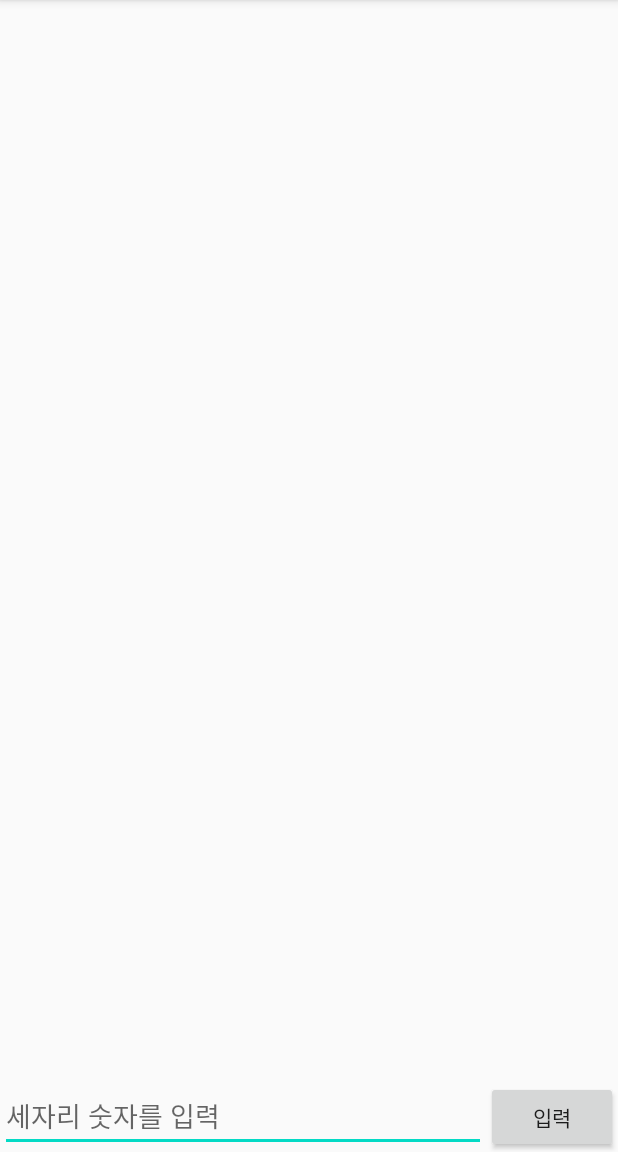
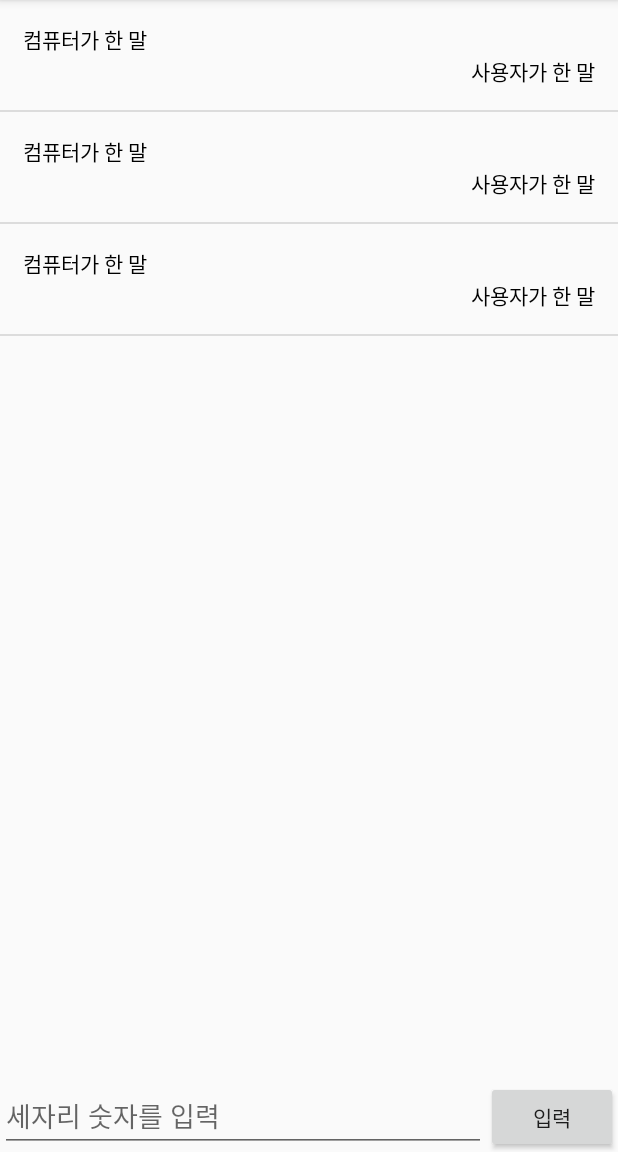
Before and after one commit to cho881020/NumberBaseBallGame_20200611, an Android app: the screen it shows after launch (MainActivity), on a phone screen of 412 x 824 dp, the part 84-1236 px from its top. Run offline under Robolectric (Android 15) with nearby library versions, the phone set to English and light mode, and no system bars.

Commit message:
어댑터 / 리스트뷰 연결

```diff
--- a/app/src/main/java/kr/co/tjoeun/numberbaseballgame_20200611/MainActivity.kt
+++ b/app/src/main/java/kr/co/tjoeun/numberbaseballgame_20200611/MainActivity.kt
@@ -3,6 +3,8 @@ package kr.co.tjoeun.numberbaseballgame_20200611
 import androidx.appcompat.app.AppCompatActivity
 import android.os.Bundle
 import android.util.Log
+import kotlinx.android.synthetic.main.activity_main.*
+import kr.co.tjoeun.numberbaseballgame_20200611.adapters.ChatAdapter
 import kr.co.tjoeun.numberbaseballgame_20200611.datas.Chat
 
 class MainActivity : BaseActivity() {
@@ -12,6 +14,8 @@ class MainActivity : BaseActivity() {
 
 //    채팅 내역을 담아줄 ArrayList
     val chatMessageList = ArrayList<Chat>()
+
+    lateinit var mChatAdapter : ChatAdapter
 
     override fun onCreate(savedInstanceState: Bundle?) {
         super.onCreate(savedInstanceState)
@@ -28,6 +32,9 @@ class MainActivity : BaseActivity() {
     override fun setValues() {
 //        컴퓨터에게 문제를 내라고 시키자. => 문제 : 3칸자리 숫자 배열.
         makeComputerNumber()
+
+        mChatAdapter = ChatAdapter(mContext, R.layout.chat_list_item, chatMessageList)
+        chatListView.adapter = mChatAdapter
     }
 
     fun makeComputerNumber() {
```
